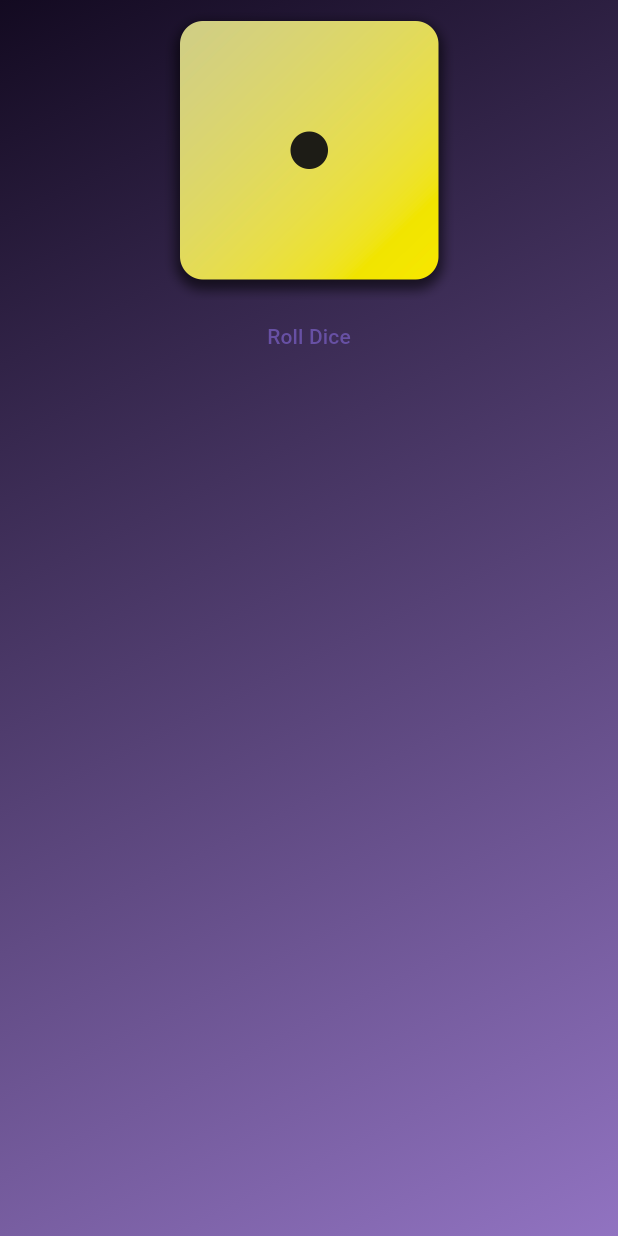
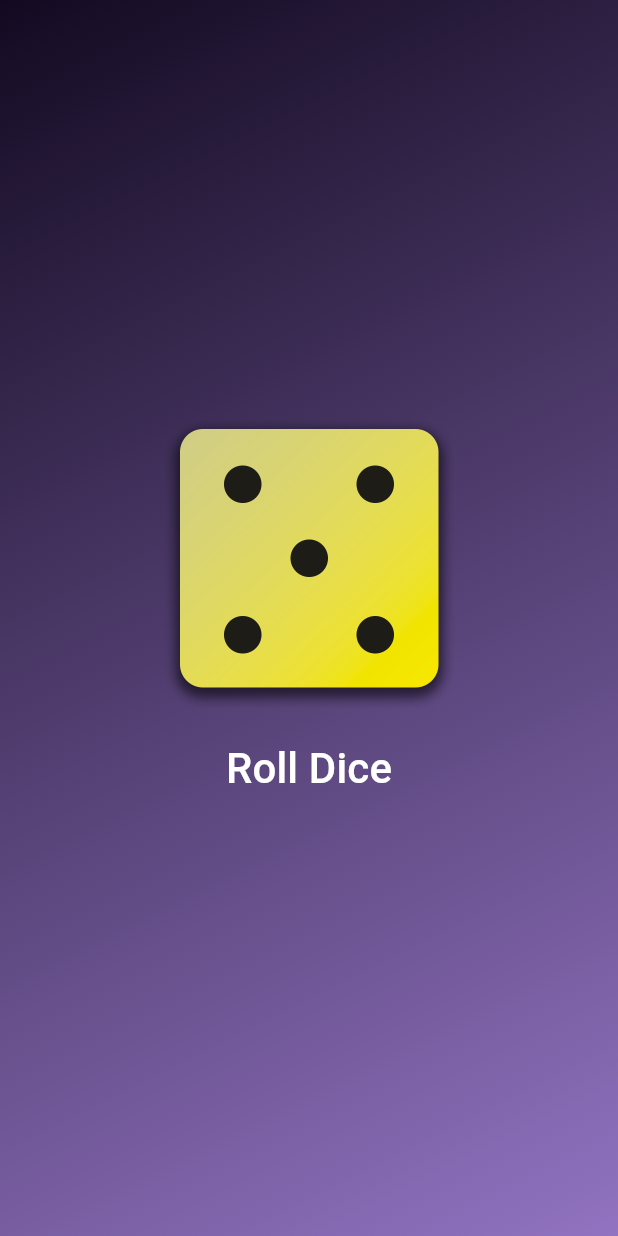
Before and after one commit to Tolkynbayeva/dice_flutter, a Flutter app: the screen it shows after launch, after a tap on "Roll Dice", on a phone screen of 412 x 824 dp. Run offline on Flutter 3.47's test engine with Material 3 defaults, Android fonts, the phone set to English and light mode, and no system bars.

Commit message:
finish roll dice app

```diff
--- /dev/null
+++ b/lib/dice_roller.dart
@@ -0,0 +1,45 @@
+import 'package:flutter/material.dart';
+import 'dart:math';
+
+class DiceRoller extends StatefulWidget {
+  const DiceRoller({super.key});
+  @override
+  State<DiceRoller> createState() {
+    return _DiceRollerState();
+  }
+}
+
+class _DiceRollerState extends State<DiceRoller> {
+  var currentDiceRoll = 1;
+  void rollDice() {
+    setState(() {
+      currentDiceRoll = Random().nextInt(6) + 1;
+    });
+  }
+
+  @override
+  Widget build(context) {
+    return Column(
+      mainAxisSize: MainAxisSize.min,
+      children: [
+        Image.asset(
+          'assets/img/dice-$currentDiceRoll.png',
+          width: 200.0,
+        ),
+        TextButton(
+          style: TextButton.styleFrom(
+            padding: const EdgeInsets.all(20.0),
+            foregroundColor: Colors.white,
+          ),
+          onPressed: rollDice,
+          child: const Text(
+            'Roll Dice',
+            style: TextStyle(
+              fontSize: 28.0,
+            ),
+          ),
+        )
+      ],
+    );
+  }
+}
--- a/lib/gradient_container.dart
+++ b/lib/gradient_container.dart
@@ -1,5 +1,5 @@
 import 'package:flutter/material.dart';
-import 'package:dice_flutter/style_text.dart';
+import 'package:dice_flutter/dice_roller.dart';
 
 const startAlignment = Alignment.topLeft;
 const endAlignment = Alignment.bottomRight;
@@ -9,9 +9,7 @@ class GradientCotainer extends StatelessWidget {
 
   final List<Color> colors;
 
-  void rollDice() {
-    //...
-  }
+
 
   @override
   Widget build(context) {
@@ -23,19 +21,8 @@ class GradientCotainer extends StatelessWidget {
           end: endAlignment,
         ),
       ),
-      child: Center(
-        child: Column(
-          children: [
-            Image.asset(
-              'assets/img/dice-1.png',
-              width: 200.0,
-            ),
-            TextButton(
-              onPressed: rollDice,
-              child: const Text('Roll Dice'),
-            )
-          ],
-        ),
+      child: const Center(
+        child: DiceRoller(),
       ),
     );
   }
--- a/lib/main.dart
+++ b/lib/main.dart
@@ -6,7 +6,7 @@ void main() {
     const MaterialApp(
       home: Scaffold(
         body: GradientCotainer(
-         colors: [
+          colors: [
             Color.fromARGB(255, 19, 10, 33),
             Color.fromARGB(255, 145, 115, 193),
           ],
--- a/lib/style_text.dart
+++ /dev/null
@@ -1,14 +0,0 @@
-import 'package:flutter/material.dart';
-
-class StyledText extends StatelessWidget {
-  const StyledText(this.text, {super.key});
-
-  final String text;
-  @override
-  Widget build(context) {
-    return Text(
-      text,
-      style: const TextStyle(color: Colors.white, fontSize: 28.0),
-    );
-  }
-}
```
